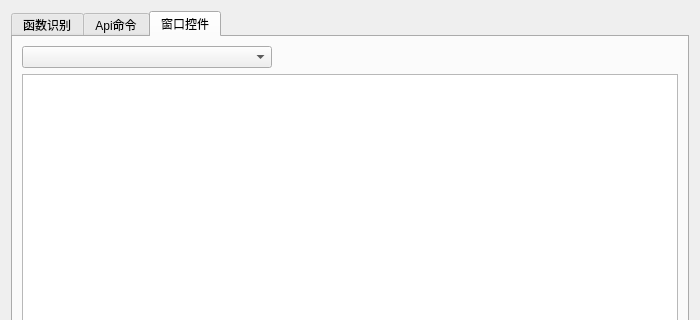
fjqisba/E-Debug, file E-Debug/MainWindow.ui: the form before one commit; both pictures show x 0 to 700 and y 0 to 320 of the 700 by 750 pixel window.
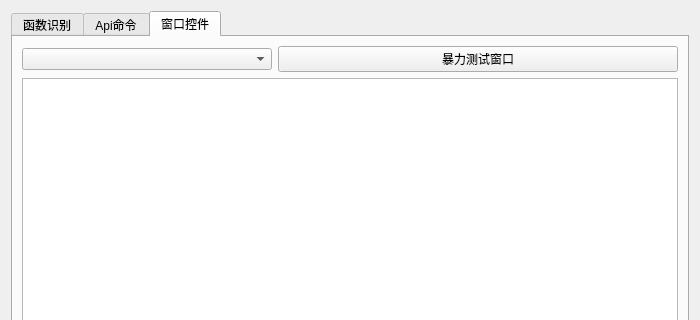
The form after the commit. The open tabs and pages were chosen to show the change.

Patch:
```diff
--- a/E-Debug/MainWindow.ui
+++ b/E-Debug/MainWindow.ui
@@ -153,7 +153,14 @@
          </property>
         </widget>
        </item>
-       <item row="1" column="0">
+       <item row="0" column="1">
+        <widget class="QPushButton" name="button_ForcePush">
+         <property name="text">
+          <string>暴力测试窗口</string>
+         </property>
+        </widget>
+       </item>
+       <item row="1" column="0" colspan="2">
         <widget class="QTableWidget" name="table_Control">
          <property name="editTriggers">
           <set>QAbstractItemView::NoEditTriggers</set>
```
Left out of the diff: 2 changed lines with no effect on the pictures.
